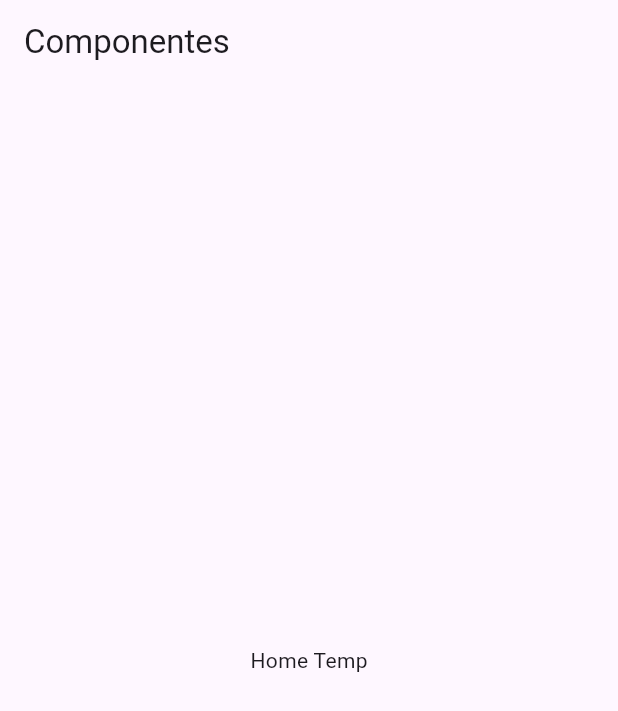
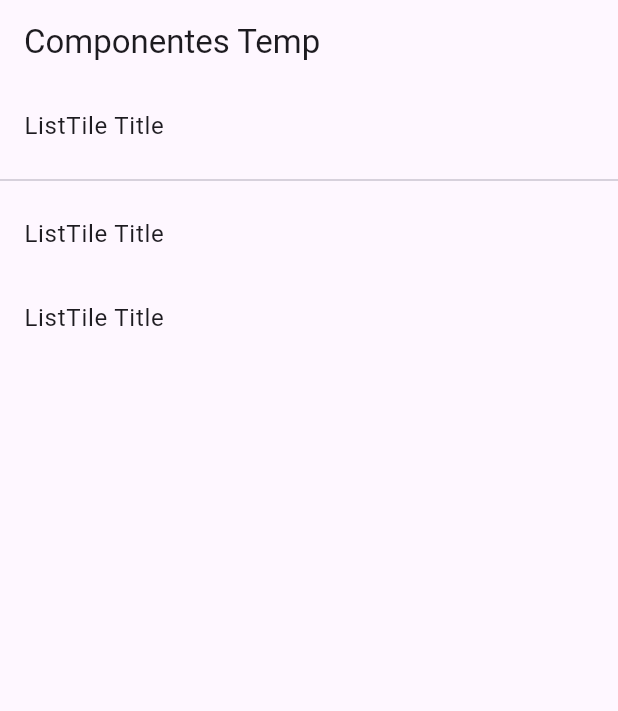
Before and after one commit to FernadoCuatro/Flutter, a Flutter app: the screen it shows after launch, on a phone screen of 412 x 824 dp. Shown: the top 711 px of the screen. Run offline on Flutter 3.47's test engine with Material 3 defaults, Android fonts, the phone set to English and light mode, and no system bars.

Commit message:
Mostrar una lista de elementos

```diff
--- a/componentes/lib/main.dart
+++ b/componentes/lib/main.dart
@@ -14,16 +14,7 @@ class MyApp extends StatelessWidget {
 	  // Quitamos el molesto debug que aparece arriba
 	  debugShowCheckedModeBanner: false,
 
-	  home: Scaffold(
-		appBar: AppBar(
-		  title: const Text('Componentes'),
-		),
-		// Asi estaba por defectp pero vamos usar el home_temp.dart para que muestre la data
-		// body: const Center(
-		//   child: Text('Hello World'),
-		// ),
-		body: HomePageTemp(),
-	  ),
+	  home: HomePageTemp(),
 	);
   }
 }
--- a/componentes/lib/src/pages/home_temp.dart
+++ b/componentes/lib/src/pages/home_temp.dart
@@ -3,10 +3,47 @@ import 'package:flutter/material.dart';
 // Creamos un StatelessWidget
 class HomePageTemp extends StatelessWidget {
 
+  // El ListView es como cuando queires que haga scroll en la vista
+  // Como la aplicacion de contactos que se puede hacer scroll con los elementos
+
+  // El ListView esta bien cuando son elementos pocos
+  // Pero si son muchos elementos el optimo es el ListView.builder
+
   @override
   Widget build(BuildContext context) {
-    return const Center(
-      child: Text('Home Temp'),
+    return Scaffold(
+      appBar: AppBar(
+        title: const Text('Componentes Temp'),
+      ),
+
+      body: ListView(
+        children: const <Widget>[
+          ListTile(
+            title: Text('ListTile Title'),
+          ),
+
+          Divider(),
+
+          ListTile(
+            title: Text('ListTile Title'),
+          ),
+
+
+          ListTile(
+            title: Text('ListTile Title'),
+          ),
+
+
+
+
+
+
+
+
+
+        ],
+      ),
+
     );
   }
 }
```
